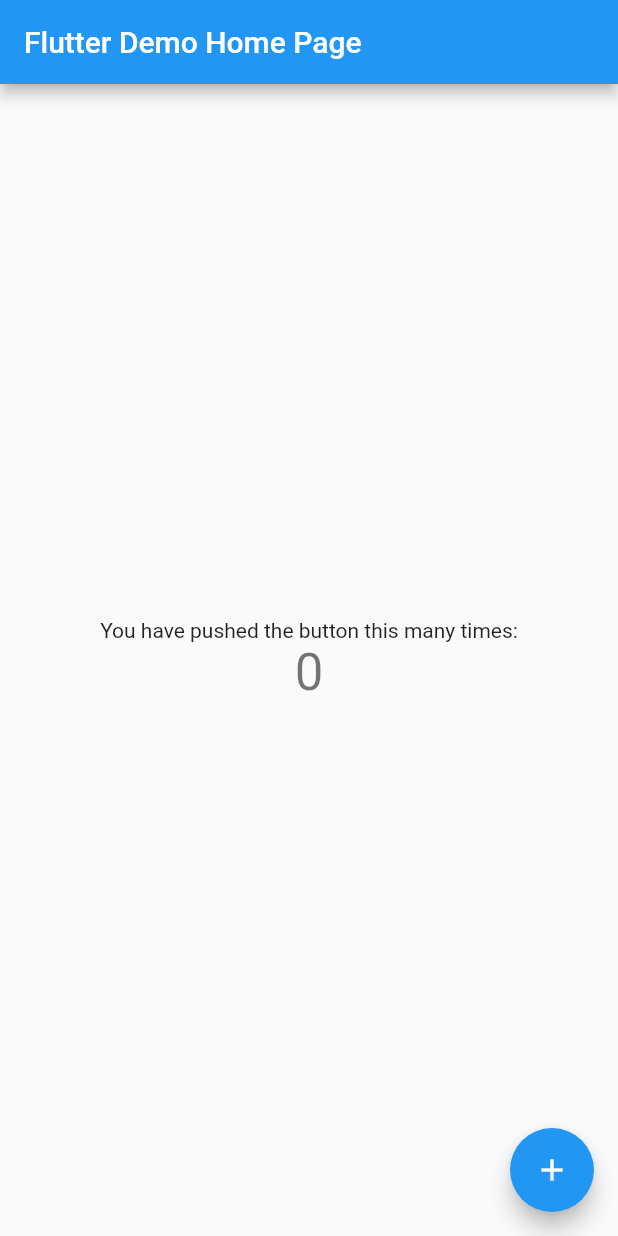
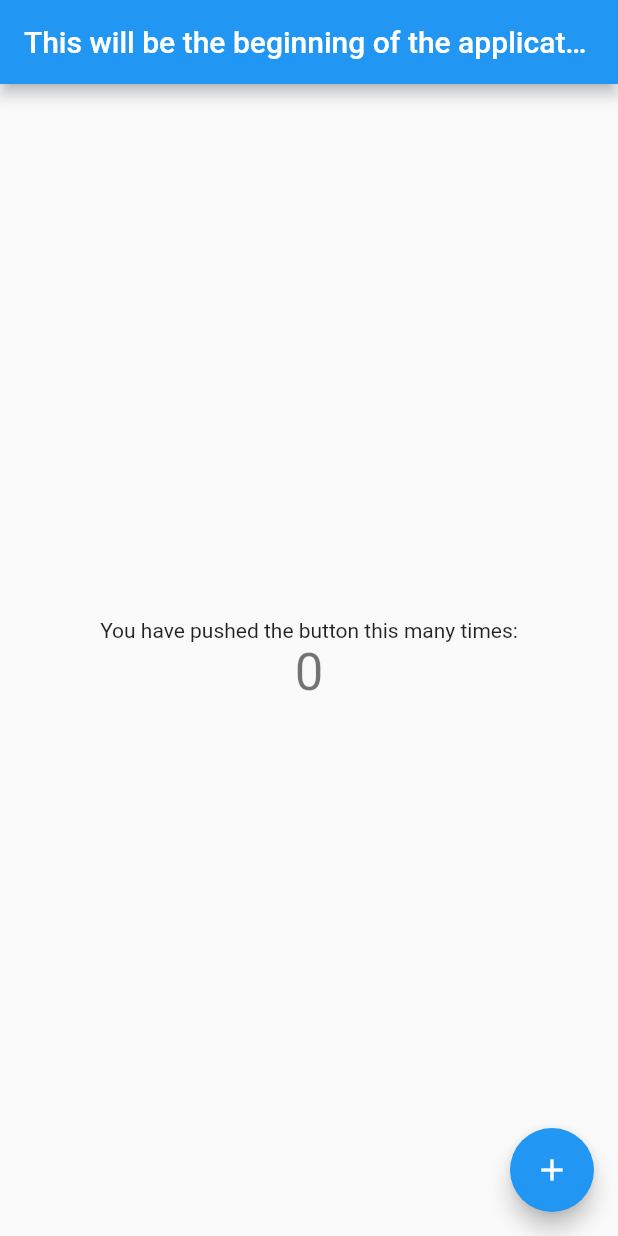
Before and after one commit to shinkungoo/ecnu_anytime, a Flutter app: the screen it shows after launch, on a phone screen of 412 x 824 dp. Run offline on Flutter 3.47's test engine with Material 2 defaults, Android fonts, the phone set to English and light mode, and no system bars.

Commit message:
a test for cross-platform

```diff
--- a/lib/main.dart
+++ b/lib/main.dart
@@ -24,7 +24,7 @@ class MyApp extends StatelessWidget {
         // is not restarted.
         primarySwatch: Colors.blue,
       ),
-      home: const MyHomePage(title: 'Flutter Demo Home Page'),
+      home: const MyHomePage(title: 'This will be the beginning of the application anytime.'),
     );
   }
 }
```
